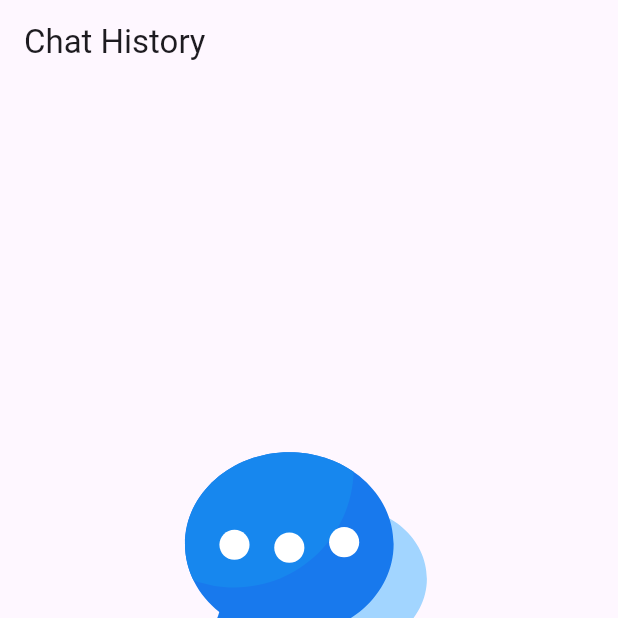
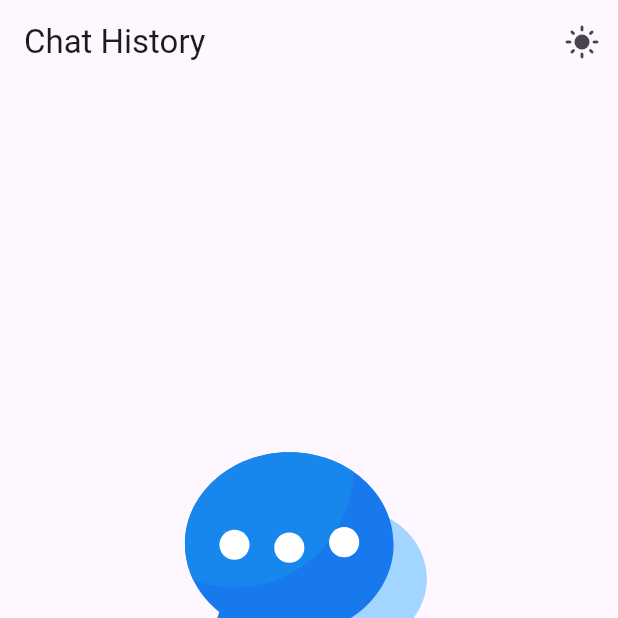
Before and after one commit to A7mednage71/Gemini_Ai, a Flutter app: the screen it shows after launch, on a phone screen of 412 x 824 dp, the top half of it. Run offline on Flutter 3.47's test engine with Material 3 defaults, Android fonts, the phone set to English and light mode, and no system bars; our stand-ins replace flutter_markdown, flutter_spinkit, google_generative_ai, hive, hive_flutter, image_picker and 1 more; accounts and stored records are empty.

Commit message:
remove profile section

```diff
--- a/lib/core/constant/hive_boxes.dart
+++ b/lib/core/constant/hive_boxes.dart
@@ -1,6 +1,4 @@
 class HiveBoxes {
-  static const userBox = 'user_box';
-  static const settingsBox = 'settings_box';
   static const chatHistoryBox = 'chat_history_box';
   static const chatMessagesBox = 'chat_messages_box_';
 }
--- a/lib/core/helpers/boxes_helper.dart
+++ b/lib/core/helpers/boxes_helper.dart
@@ -1,15 +1,8 @@
 import 'package:gemini_ai/core/constant/hive_boxes.dart';
 import 'package:gemini_ai/features/chat_history/data/models/chat_history_model.dart';
-import 'package:gemini_ai/features/profile_screen/data/models/settings.dart';
-import 'package:gemini_ai/features/profile_screen/data/models/user_model.dart';
 import 'package:hive/hive.dart';
 
 class BoxesHelper {
-  static Box<UserModel> getUserBox() => Hive.box<UserModel>(HiveBoxes.userBox);
-
-  static Box<Settings> getSettingsBox() =>
-      Hive.box<Settings>(HiveBoxes.settingsBox);
-
   static Box<ChatHistoryModel> getChatHistoryBox() =>
       Hive.box<ChatHistoryModel>(HiveBoxes.chatHistoryBox);
 }
--- a/lib/features/chat_history/ui/chat_history.dart
+++ b/lib/features/chat_history/ui/chat_history.dart
@@ -14,6 +14,15 @@ class ChatHistory extends StatelessWidget {
       appBar: AppBar(
         title: const Text('Chat History'),
         backgroundColor: Theme.of(context).appBarTheme.backgroundColor,
+        actions: [
+          IconButton(
+            onPressed: () {},
+            icon: const Icon(Icons.light_mode),
+            // icon: Icon(themeProvider.isDarkTheme()
+            //     ? Icons.light_mode
+            //     : Icons.dark_mode),
+          ),
+        ],
       ),
       body: ValueListenableBuilder(
         valueListenable: BoxesHelper.getChatHistoryBox().listenable(),
--- a/lib/features/chat_screen/ui/provider/chat_provider.dart
+++ b/lib/features/chat_screen/ui/provider/chat_provider.dart
@@ -8,8 +8,6 @@ import 'package:gemini_ai/core/helpers/boxes_helper.dart';
 import 'package:gemini_ai/core/networking/api_constants.dart';
 import 'package:gemini_ai/features/chat_history/data/models/chat_history_model.dart';
 import 'package:gemini_ai/features/chat_screen/data/models/message_model.dart';
-import 'package:gemini_ai/features/profile_screen/data/models/settings.dart';
-import 'package:gemini_ai/features/profile_screen/data/models/user_model.dart';
 import 'package:google_generative_ai/google_generative_ai.dart';
 import 'package:hive_flutter/hive_flutter.dart';
 import 'package:image_picker/image_picker.dart';
@@ -442,13 +440,5 @@ class ChatProvider extends ChangeNotifier {
       Hive.registerAdapter(ChatHistoryModelAdapter());
       await Hive.openBox<ChatHistoryModel>(HiveBoxes.chatHistoryBox);
     }
-    if (!Hive.isAdapterRegistered(1)) {
-      Hive.registerAdapter(UserModelAdapter());
-      await Hive.openBox<UserModel>(HiveBoxes.userBox);
-    }
-    if (!Hive.isAdapterRegistered(2)) {
-      Hive.registerAdapter(SettingsAdapter());
-      await Hive.openBox<Settings>(HiveBoxes.settingsBox);
-    }
   }
 }
--- a/lib/features/profile_screen/data/models/settings.dart
+++ /dev/null
@@ -1,17 +0,0 @@
-import 'package:hive_flutter/hive_flutter.dart';
-
-part 'settings.g.dart';
-
-@HiveType(typeId: 2)
-class Settings extends HiveObject {
-  @HiveField(0)
-  bool isDarkTheme = false;
-
-  @HiveField(1)
-  bool shouldSpeak = false;
-
-  Settings({
-    required this.isDarkTheme,
-    required this.shouldSpeak,
-  });
-}
--- a/lib/features/profile_screen/data/models/user_model.dart
+++ /dev/null
@@ -1,19 +0,0 @@
-import 'package:hive_flutter/hive_flutter.dart';
-part 'user_model.g.dart';
-@HiveType(typeId: 1)
-class UserModel extends HiveObject {
-  @HiveField(0)
-  final String userId;
-
-  @HiveField(1)
-  final String name;
-
-  @HiveField(2)
-  final String imageUrl;
-
-  UserModel({
-    required this.userId,
-    required this.name,
-    required this.imageUrl,
-  });
-}
--- a/lib/features/profile_screen/ui/profile_screen.dart
+++ /dev/null
@@ -1,14 +0,0 @@
-import 'package:flutter/material.dart';
-
-class ProfileScreen extends StatelessWidget {
-  const ProfileScreen({super.key});
-
-  @override
-  Widget build(BuildContext context) {
-    return const Scaffold(
-      body: Center(
-        child: Text('Profile Screen'),
-      ),
-    );
-  }
-}
--- a/lib/home_screen.dart
+++ b/lib/home_screen.dart
@@ -2,7 +2,6 @@ import 'package:flutter/material.dart';
 import 'package:gemini_ai/features/chat_history/ui/chat_history.dart';
 import 'package:gemini_ai/features/chat_screen/ui/chat_screen.dart';
 import 'package:gemini_ai/features/chat_screen/ui/provider/chat_provider.dart';
-import 'package:gemini_ai/features/profile_screen/ui/profile_screen.dart';
 import 'package:provider/provider.dart';
 
 class MyHomePage extends StatefulWidget {
@@ -19,7 +18,6 @@ class _MyHomePageState extends State<MyHomePage> {
   List<Widget> features = [
     const ChatHistory(),
     const ChatScreen(),
-    const ProfileScreen()
   ];
 
   // current screen index
```
Also changed, not shown: lib/features/profile_screen/data/models/settings.g.dart (deleted), lib/features/profile_screen/data/models/user_model.g.dart (deleted).
